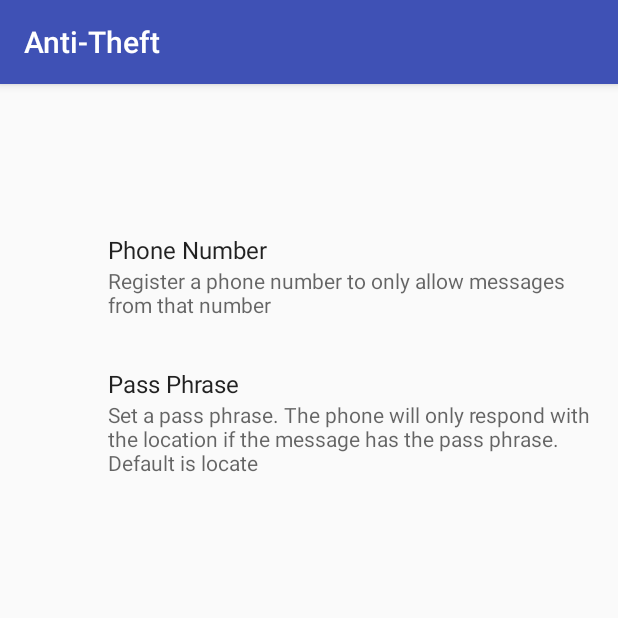
After one commit to cvhariharan/AntiTheftApp, an Android app: the SettingsActivity screen opened directly, with no data from a screen before it, on a phone screen of 412 x 824 dp, the top half of it. The commit adds this screen. Run offline under Robolectric (Android 15) with nearby library versions, the phone set to English and light mode, and no system bars; our stand-ins replace androidx.preference.

Commit message:
Settings, registered phone number and pass phrase.

```diff
--- a/app/build.gradle
+++ b/app/build.gradle
@@ -22,6 +22,7 @@ dependencies {
     implementation fileTree(dir: 'libs', include: ['*.jar'])
     implementation 'com.android.support:appcompat-v7:27.1.1'
     implementation 'com.android.support.constraint:constraint-layout:1.1.2'
+    compile 'com.android.support:preference-v7:27.1.1'
     testImplementation 'junit:junit:4.12'
     androidTestImplementation 'com.android.support.test:runner:1.0.2'
     androidTestImplementation 'com.android.support.test.espresso:espresso-core:3.0.2'
--- /dev/null
+++ b/app/src/main/java/com/theroboticlabs/anti_theft/SettingsActivity.java
@@ -0,0 +1,13 @@
+package com.theroboticlabs.anti_theft;
+
+import android.support.v7.app.AppCompatActivity;
+import android.os.Bundle;
+
+public class SettingsActivity extends AppCompatActivity {
+
+    @Override
+    protected void onCreate(Bundle savedInstanceState) {
+        super.onCreate(savedInstanceState);
+        setContentView(R.layout.activity_settings);
+    }
+}
--- /dev/null
+++ b/app/src/main/java/com/theroboticlabs/anti_theft/SettingsFragment.java
@@ -0,0 +1,15 @@
+package com.theroboticlabs.anti_theft;
+
+import android.os.Bundle;
+import android.support.v7.preference.PreferenceFragmentCompat;
+
+/**
+ * Created by hariharan on 7/9/18.
+ */
+
+public class SettingsFragment extends PreferenceFragmentCompat {
+    @Override
+    public void onCreatePreferences(Bundle savedInstanceState, String rootKey) {
+        addPreferencesFromResource(R.xml.preference_fragment);
+    }
+}
--- /dev/null
+++ b/app/src/main/res/layout/activity_settings.xml
@@ -0,0 +1,17 @@
+<?xml version="1.0" encoding="utf-8"?>
+<RelativeLayout xmlns:android="http://schemas.android.com/apk/res/android"
+    xmlns:app="http://schemas.android.com/apk/res-auto"
+    xmlns:tools="http://schemas.android.com/tools"
+    android:layout_width="match_parent"
+    android:layout_height="match_parent"
+    tools:context="com.theroboticlabs.anti_theft.SettingsActivity">
+
+    <fragment
+        android:id="@+id/fragment"
+        android:name="com.theroboticlabs.anti_theft.SettingsFragment"
+        android:layout_width="match_parent"
+        android:layout_height="match_parent"
+        android:layout_alignParentTop="true"
+        android:layout_centerHorizontal="true"
+        android:layout_marginTop="83dp" />
+</RelativeLayout>
--- a/app/src/main/res/values/strings.xml
+++ b/app/src/main/res/values/strings.xml
@@ -1,3 +1,10 @@
 <resources>
     <string name="app_name">Anti-Theft</string>
+    <string name="settings_title">Settings</string>
+    <string name="phone_edittext">Phone Number</string>
+    <string name="phone_key" translatable="false">phone_number</string>
+    <string name="phone_summary">Register a phone number to only allow messages from that number</string>
+    <string name="phrase_edittext">Pass Phrase</string>
+    <string name="phrase_summary">Set a pass phrase. The phone will only respond with the location if the message has the pass phrase. Default is locate</string>
+    <string name="phrase_key" translatable="false">phrase_key</string>
 </resources>
--- a/app/src/main/res/values/styles.xml
+++ b/app/src/main/res/values/styles.xml
@@ -6,6 +6,7 @@
         <item name="colorPrimary">@color/colorPrimary</item>
         <item name="colorPrimaryDark">@color/colorPrimaryDark</item>
         <item name="colorAccent">@color/colorAccent</item>
+        <item name="preferenceTheme">@style/PreferenceThemeOverlay</item>
     </style>
 
 </resources>
--- /dev/null
+++ b/app/src/main/res/xml/preference_fragment.xml
@@ -0,0 +1,15 @@
+<?xml version="1.0" encoding="utf-8"?>
+<PreferenceScreen xmlns:android="http://schemas.android.com/apk/res/android">
+    <EditTextPreference
+        android:id="@+id/phone_number"
+        android:title="@string/phone_edittext"
+        android:key="@string/phone_key"
+        android:summary="@string/phone_summary"
+    />
+    <EditTextPreference
+        android:id="@+id/phrase"
+        android:title="@string/phrase_edittext"
+        android:key="@string/phrase_key"
+        android:summary="@string/phrase_summary"
+        />
+</PreferenceScreen>
```
Also changed, not shown: app/src/main/AndroidManifest.xml (+7 -3 lines), app/src/main/java/com/theroboticlabs/anti_theft/MainActivity.java (+20 -0 lines), app/src/main/java/com/theroboticlabs/anti_theft/SmsReceiver.java (+6 -1 lines), app/src/main/res/menu/action_bar.xml (added, +9 -0 lines).
